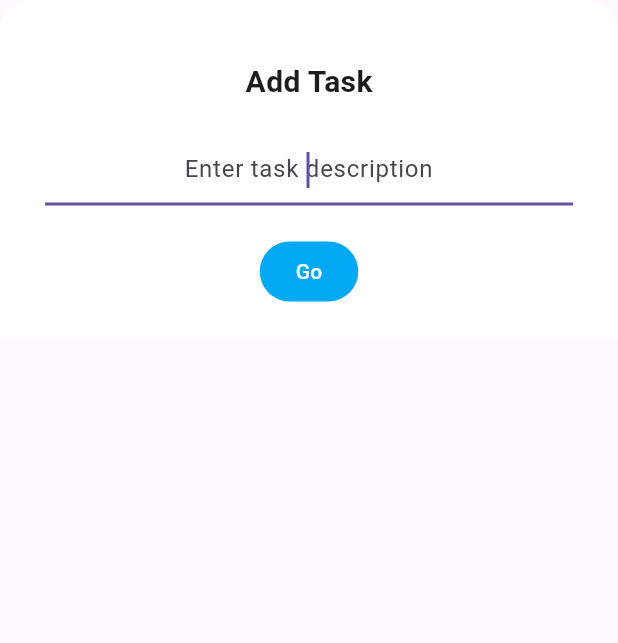
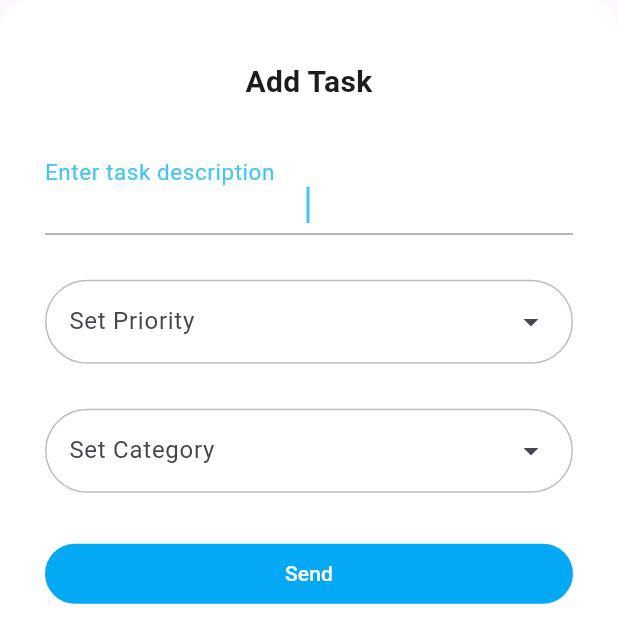
Before and after one commit to victormendes1993/Todoey, a Flutter app: the TaskSheet widget shown alone on an empty page, opened directly, on a phone screen of 412 x 824 dp. Shown: the top 643 px of the screen. Run offline on Flutter 3.47's test engine with Material 3 defaults, Android fonts, the phone set to English and light mode, and no system bars; our stand-ins replace flutter_expandable_fab, rflutter_alert, sqflite; accounts and stored records are empty.

Commit message:
Added category and priority dropdown menu to the bottum sheet

```diff
--- a/lib/constants/constants.dart
+++ b/lib/constants/constants.dart
@@ -9,3 +9,9 @@ const TextStyle kEmptyTasksMessageStyle = TextStyle(
 EdgeInsetsGeometry emptyListPadding = const EdgeInsets.all(15.0);
 EdgeInsetsGeometry filledListPadding =
     const EdgeInsets.only(left: 5.0, right: 5.0, top: 5.0);
+
+InputBorder? textFormBorder = UnderlineInputBorder().copyWith(
+    borderSide: BorderSide(
+  color: Colors.grey,
+  width: 1.0,
+));
--- a/lib/screens/widgets/task_sheet.dart
+++ b/lib/screens/widgets/task_sheet.dart
@@ -2,6 +2,7 @@
 
 import 'package:flutter/material.dart';
 import 'package:provider/provider.dart';
+import 'package:todoey/constants/constants.dart';
 import 'package:todoey/models/task_data.dart';
 import 'package:todoey/widgets/alert_pop_up.dart';
 
@@ -17,6 +18,8 @@ class TaskSheet extends StatefulWidget {
 class _TaskSheetState extends State<TaskSheet> {
   final TextEditingController _taskController = TextEditingController();
   final FocusNode _focusNode = FocusNode();
+  String selectedPriority = 'Normal';
+  String selectedCategory = 'No Category';
 
   @override
   void initState() {
@@ -63,10 +66,12 @@ class _TaskSheetState extends State<TaskSheet> {
           ),
         ),
         child: Column(
+          crossAxisAlignment: CrossAxisAlignment.stretch,
           mainAxisSize: MainAxisSize.min,
           children: [
             const SizedBox(height: 20),
             Text(
+              textAlign: TextAlign.center,
               widget.initialTaskTitle == null ? 'Add Task' : 'Edit Task',
               // Dynamic title
               style: const TextStyle(
@@ -74,12 +79,15 @@ class _TaskSheetState extends State<TaskSheet> {
                 fontWeight: FontWeight.bold,
               ),
             ),
-            const SizedBox(height: 20),
+            const SizedBox(height: 30),
             _buildTextField(),
-            const SizedBox(height: 20),
+            const SizedBox(height: 30),
+            _buildDropDownPriorityMenu(),
+            const SizedBox(height: 30),
+            _buildDropDownCategoryMenu(),
+            const SizedBox(height: 30),
             _buildSubmitButton(context),
-            //TODO: Create a category selector during add task
-            //TODO: Create a priority selector during add task
+            const SizedBox(height: 30),
             //todo: Allow edits to the Category
             //todo: Allow edits to the Priority
           ],
@@ -90,12 +98,93 @@ class _TaskSheetState extends State<TaskSheet> {
 
   Widget _buildTextField() {
     return TextField(
+      cursorColor: Colors.lightBlueAccent,
       controller: _taskController,
       textAlign: TextAlign.center,
       focusNode: _focusNode,
-      decoration: const InputDecoration(
-        hintText: 'Enter task description',
+      decoration: InputDecoration(
+        border: textFormBorder,
+        enabledBorder: textFormBorder,
+        focusedBorder: textFormBorder,
+        labelText: 'Enter task description',
+        labelStyle: TextStyle(
+          color: Colors.grey.shade500,
+          fontSize: 18.0,
+        ),
+        floatingLabelStyle: TextStyle(
+          color: Colors.lightBlueAccent,
+          fontSize: 20.0,
+        ),
       ),
+    );
+  }
+
+  Widget _buildDropDownPriorityMenu() {
+    final List<DropdownMenuEntry<String>> items = [
+      DropdownMenuEntry(value: 'Low', label: 'Low'),
+      DropdownMenuEntry(value: 'Normal', label: 'Normal'),
+      DropdownMenuEntry(value: 'High', label: 'High'),
+    ];
+
+    void onPressed(String? selected) {
+      setState(() {
+        selectedPriority = selected!;
+      });
+    }
+
+    return customDropDownMenu(
+      items: items,
+      onPressed: onPressed,
+      label: 'Set Priority',
+    );
+  }
+
+  // The _buildDropDownCategoryMenu is already refactored, so no change needed here.
+  Widget _buildDropDownCategoryMenu() {
+    final List<DropdownMenuEntry<String>> items = [
+      DropdownMenuEntry(value: 'Work', label: 'Work'),
+      DropdownMenuEntry(value: 'Home', label: 'Home'),
+      DropdownMenuEntry(value: 'Office', label: 'Office'),
+      DropdownMenuEntry(value: 'School', label: 'School'),
+      DropdownMenuEntry(
+        value: 'Add New',
+        label: 'Add New',
+        trailingIcon: Icon(Icons.add),
+      ),
+    ];
+
+    void onPressed(String? selected) {
+      setState(() {
+        selectedCategory = selected!;
+      });
+    }
+
+    return customDropDownMenu(
+      items: items,
+      onPressed: onPressed,
+      label: 'Set Category',
+    );
+  }
+
+  DropdownMenu<String> customDropDownMenu({
+    required List<DropdownMenuEntry<String>> items,
+    required void Function(String?)? onPressed,
+    required String label,
+  }) {
+    return DropdownMenu<String>(
+      expandedInsets: EdgeInsets.zero,
+      inputDecorationTheme: InputDecorationTheme(
+        enabledBorder: OutlineInputBorder(
+          borderSide: BorderSide(color: Colors.grey.shade400),
+          borderRadius: BorderRadius.all(Radius.circular(30.0)),
+        ),
+      ),
+      menuStyle: MenuStyle(
+        backgroundColor: WidgetStatePropertyAll(Colors.grey.shade100),
+      ),
+      dropdownMenuEntries: items,
+      onSelected: onPressed,
+      label: Text(label),
     );
   }
 
@@ -130,7 +219,7 @@ class _TaskSheetState extends State<TaskSheet> {
         taskData.addNewTask(taskDescription);
         Navigator.pop(context);
       },
-      child: const Text('Go'),
+      child: const Text('Send'),
     );
   }
 }
```
